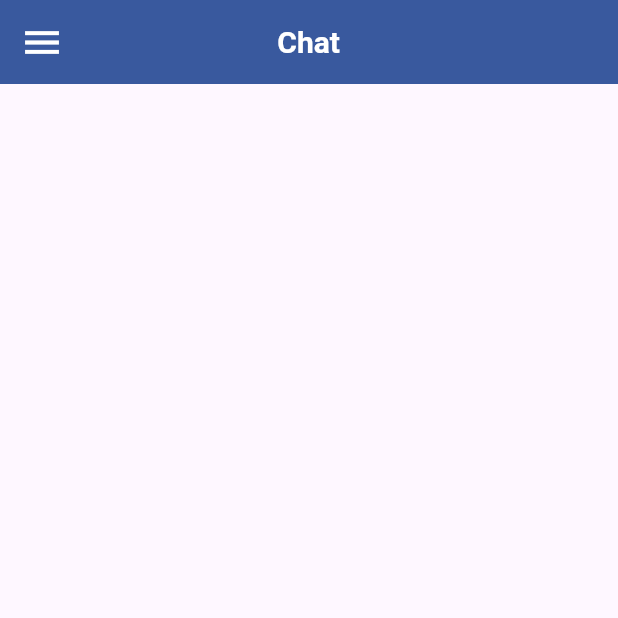
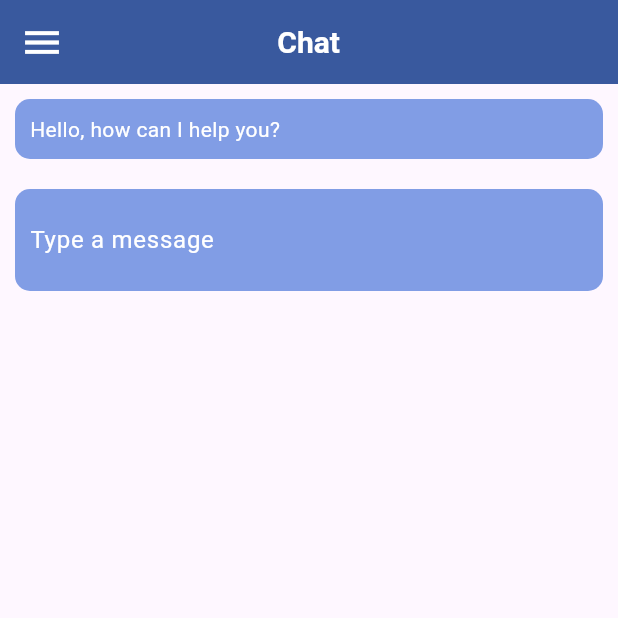
Before and after one commit to Billy272/Health_Plus, a Flutter app: the ChatScreen screen opened directly, on a phone screen of 412 x 824 dp, the top half of it. Run offline on Flutter 3.47's test engine with Material 3 defaults, Android fonts, the phone set to English and light mode, and no system bars; our stand-ins replace font_awesome_flutter.

Commit message:
chore: Update chat screen with improved UI for chat bubbles and input field

```diff
--- a/health_plus/lib/chat.dart
+++ b/health_plus/lib/chat.dart
@@ -30,7 +30,45 @@ class ChatScreen extends StatelessWidget {
           ],
         ),
       ),
-      body: const Column(),
+      body: Column(
+        //building chat bubbles
+        children: <Widget>[
+          Expanded(
+            child: ListView(
+              children: <Widget>[
+                Container(
+                  margin: const EdgeInsets.all(10),
+                  padding: const EdgeInsets.all(10),
+                  decoration: BoxDecoration(
+                    color: const Color.fromARGB(255, 129, 157, 229),
+                    borderRadius: BorderRadius.circular(10),
+                  ),
+                  child: const Text(
+                    'Hello, how can I help you?',
+                    style: TextStyle(color: Colors.white),
+                  ),
+                ),
+                Container(
+                  margin: const EdgeInsets.all(10),
+                  padding: const EdgeInsets.all(10),
+                  decoration: BoxDecoration(
+                    color: const Color.fromARGB(255, 129, 157, 229),
+                    borderRadius: BorderRadius.circular(10),
+                  ),
+                  child: const TextField(
+                    decoration: InputDecoration(
+                      hintText: 'Type a message',
+                      hintStyle: TextStyle(color: Colors.white),
+                      border: InputBorder.none,
+                    ),
+                    style: TextStyle(color: Colors.white),
+                  ),
+                ),
+              ],
+            ),
+          ),
+        ],
+      ),
     );
   }
 }
```
